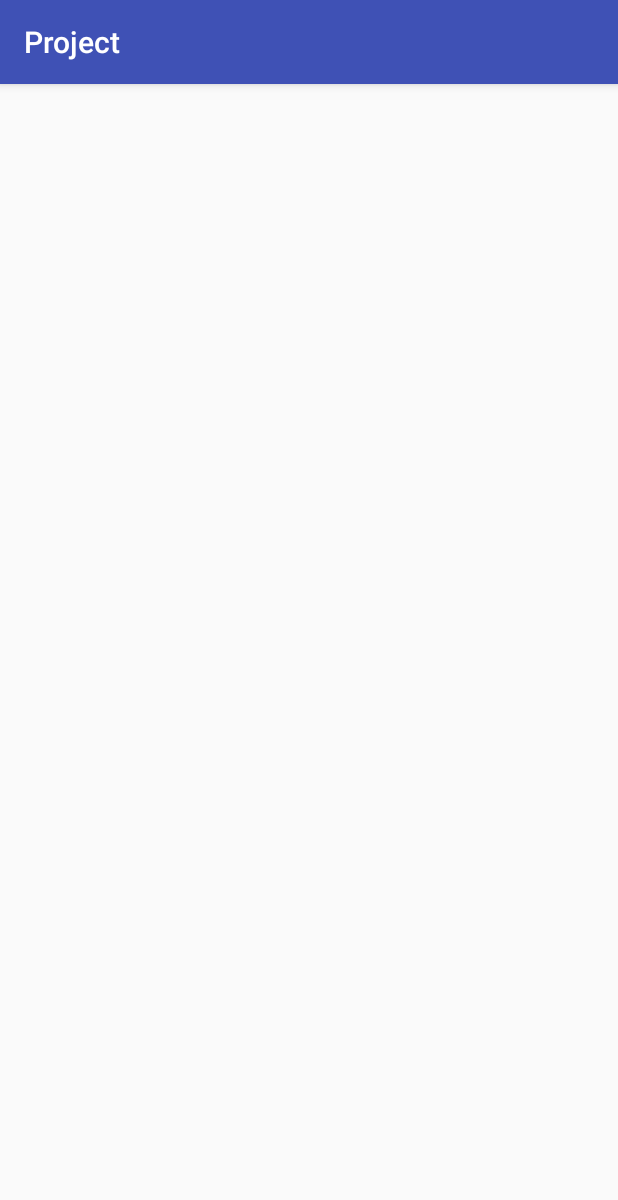
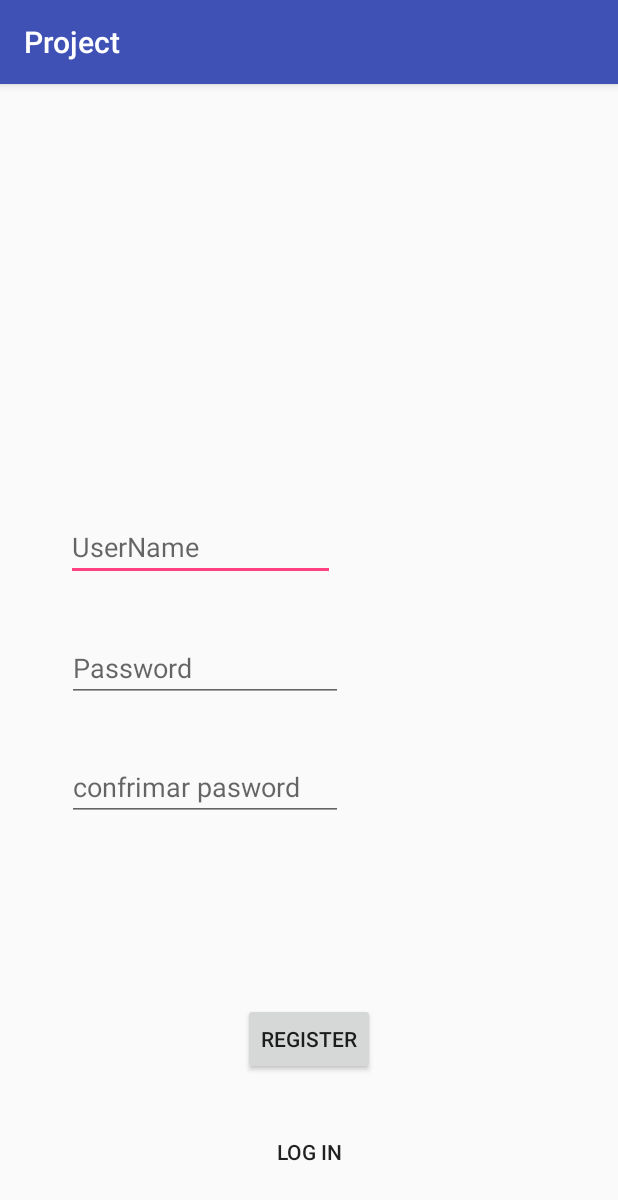
Before and after one commit to JohnnHidalgo/Coffee-Store, an Android app: the RegisterActivity screen opened directly, with no data from a screen before it, on a phone screen of 412 x 824 dp. Shown: the top 1200 px of the screen. Run offline under Robolectric (Android 15) with nearby library versions, the phone set to English and light mode, and no system bars.

Commit message:
Create Register ACtivity

```diff
--- a/app/src/main/AndroidManifest.xml
+++ b/app/src/main/AndroidManifest.xml
@@ -24,7 +24,7 @@
             </intent-filter>
         </activity>
         <activity android:name=".Admin.MenuAdminActivity" />
-        <activity android:name=".RegisterActivity"></activity>
+        <activity android:name=".login.RegisterActivity"></activity>
     </application>
 
 </manifest>
--- /dev/null
+++ b/app/src/main/java/com/example/johnnhidalgo/project/login/RegisterActivity.java
@@ -0,0 +1,87 @@
+package com.example.johnnhidalgo.project.login;
+
+import android.content.Intent;
+import android.support.v7.app.AppCompatActivity;
+import android.os.Bundle;
+import android.view.View;
+import android.widget.Button;
+import android.widget.EditText;
+import android.widget.Toast;
+
+import com.example.johnnhidalgo.project.Database.DataBase;
+import com.example.johnnhidalgo.project.R;
+import com.example.johnnhidalgo.project.modelos.User;
+
+public class RegisterActivity extends AppCompatActivity {
+
+    DataBase db;
+    EditText username, password, cpassword;
+    Button register,login;
+
+    @Override
+    protected void onCreate(Bundle savedInstanceState) {
+        super.onCreate(savedInstanceState);
+        setContentView(R.layout.activity_register);
+
+        db = new DataBase(this);
+        username= (EditText)findViewById(R.id.username);
+        password = (EditText)findViewById(R.id.password);
+        cpassword = (EditText)findViewById(R.id.cpassword);
+        register = (Button)findViewById(R.id.register);
+        login = (Button)findViewById(R.id.login);
+
+
+        login.setOnClickListener(new View.OnClickListener() {
+            @Override
+            public void onClick(View v) {
+                Intent i = new Intent(RegisterActivity.this, LoginActivity.class);
+                startActivity(i);
+            }
+        });
+
+
+        register.setOnClickListener(new View.OnClickListener() {
+            @Override
+            public void onClick(View v) {
+                String  usernametxt, passwordtxt, cpasswordtxt;
+                usernametxt = username.getText().toString();
+                passwordtxt= password.getText().toString();
+                cpasswordtxt= cpassword.getText().toString();
+
+
+
+
+                if (usernametxt.equals("")||passwordtxt.equals("")||cpasswordtxt.equals("")){
+                    Toast.makeText(getApplicationContext(), "Fields are empty", Toast.LENGTH_SHORT).show();
+                }
+                else{
+                    if(passwordtxt.equals(cpasswordtxt)){
+
+                        Boolean checkusername = db.checkusername(usernametxt);
+
+                        if (checkusername== true){
+
+
+                            Boolean insert = db.addUser(new User(usernametxt,passwordtxt));
+                            if (insert == true){
+                                Toast.makeText(getApplicationContext(),"Registro Completado", Toast.LENGTH_SHORT).show();
+                            }
+                        }
+                        else {
+                            Toast.makeText(getApplicationContext(),"Username existente", Toast.LENGTH_SHORT).show();
+
+                        }
+                    }
+                    Toast.makeText(getApplicationContext(),"Password distintos", Toast.LENGTH_SHORT).show();
+                }
+
+
+
+
+            }
+        });
+
+
+
+    }
+}
--- a/app/src/main/java/com/example/johnnhidalgo/project/modelos/User.java
+++ b/app/src/main/java/com/example/johnnhidalgo/project/modelos/User.java
@@ -7,6 +7,11 @@ public class User {
 
     public User(int idUser, String userName, String userPass) {
         this.idUser = idUser;
+        this.userName = userName;
+        this.userPass = userPass;
+    }
+
+    public User(String userName, String userPass) {
         this.userName = userName;
         this.userPass = userPass;
     }
--- a/app/src/main/res/layout/activity_register.xml
+++ b/app/src/main/res/layout/activity_register.xml
@@ -4,6 +4,78 @@
     xmlns:tools="http://schemas.android.com/tools"
     android:layout_width="match_parent"
     android:layout_height="match_parent"
-    tools:context=".RegisterActivity">
+    tools:context=".login.RegisterActivity">
+
+    <EditText
+        android:id="@+id/username"
+        android:layout_width="179dp"
+        android:layout_height="44dp"
+        android:hint="UserName"
+        app:layout_constraintBottom_toBottomOf="parent"
+        app:layout_constraintHorizontal_bias="0.19"
+        app:layout_constraintLeft_toLeftOf="parent"
+        app:layout_constraintRight_toRightOf="parent"
+        app:layout_constraintTop_toTopOf="parent"
+        app:layout_constraintVertical_bias="0.397" />
+
+    <EditText
+        android:id="@+id/password"
+        android:layout_width="184dp"
+        android:layout_height="wrap_content"
+        android:layout_marginTop="8dp"
+        android:hint="Password"
+        app:layout_constraintBottom_toBottomOf="parent"
+        app:layout_constraintHorizontal_bias="0.195"
+        app:layout_constraintLeft_toLeftOf="parent"
+        app:layout_constraintRight_toRightOf="parent"
+        app:layout_constraintTop_toBottomOf="@+id/username"
+        app:layout_constraintVertical_bias="0.072" />
+
+
+    <EditText
+        android:id="@+id/cpassword"
+        android:layout_width="184dp"
+        android:layout_height="wrap_content"
+        android:layout_marginTop="8dp"
+        android:hint="confrimar pasword"
+        app:layout_constraintBottom_toBottomOf="parent"
+        app:layout_constraintHorizontal_bias="0.195"
+        app:layout_constraintLeft_toLeftOf="parent"
+        app:layout_constraintRight_toRightOf="parent"
+        app:layout_constraintTop_toBottomOf="@+id/password"
+        app:layout_constraintVertical_bias="0.085" />
+
+    <Button
+        android:id="@+id/register"
+        android:layout_width="wrap_content"
+        android:layout_height="wrap_content"
+        android:layout_marginBottom="8dp"
+        android:layout_marginEnd="8dp"
+        android:layout_marginLeft="8dp"
+        android:layout_marginRight="8dp"
+        android:layout_marginStart="8dp"
+        android:layout_marginTop="8dp"
+        android:text="Register"
+        app:layout_constraintBottom_toTopOf="@+id/login"
+        app:layout_constraintEnd_toEndOf="parent"
+        app:layout_constraintStart_toStartOf="parent"
+        app:layout_constraintTop_toTopOf="parent"
+        app:layout_constraintVertical_bias="0.969" />
+
+    <Button
+        android:id="@+id/login"
+        android:layout_width="wrap_content"
+        android:layout_height="wrap_content"
+        android:layout_marginBottom="32dp"
+        android:layout_marginEnd="8dp"
+        android:layout_marginLeft="8dp"
+        android:layout_marginRight="8dp"
+        android:layout_marginStart="8dp"
+        android:background="@android:color/transparent"
+        android:text="Log in"
+        app:layout_constraintBottom_toBottomOf="parent"
+        app:layout_constraintEnd_toEndOf="parent"
+        app:layout_constraintStart_toStartOf="parent" />
+
 
 </android.support.constraint.ConstraintLayout>
```
Also changed, not shown: app/src/main/java/com/example/johnnhidalgo/project/RegisterActivity.java (deleted, +0 -13 lines), app/src/main/java/com/example/johnnhidalgo/project/login/LoginActivity.java (+9 -1 lines), app/src/main/res/layout/activity_login.xml (+13 -0 lines).
